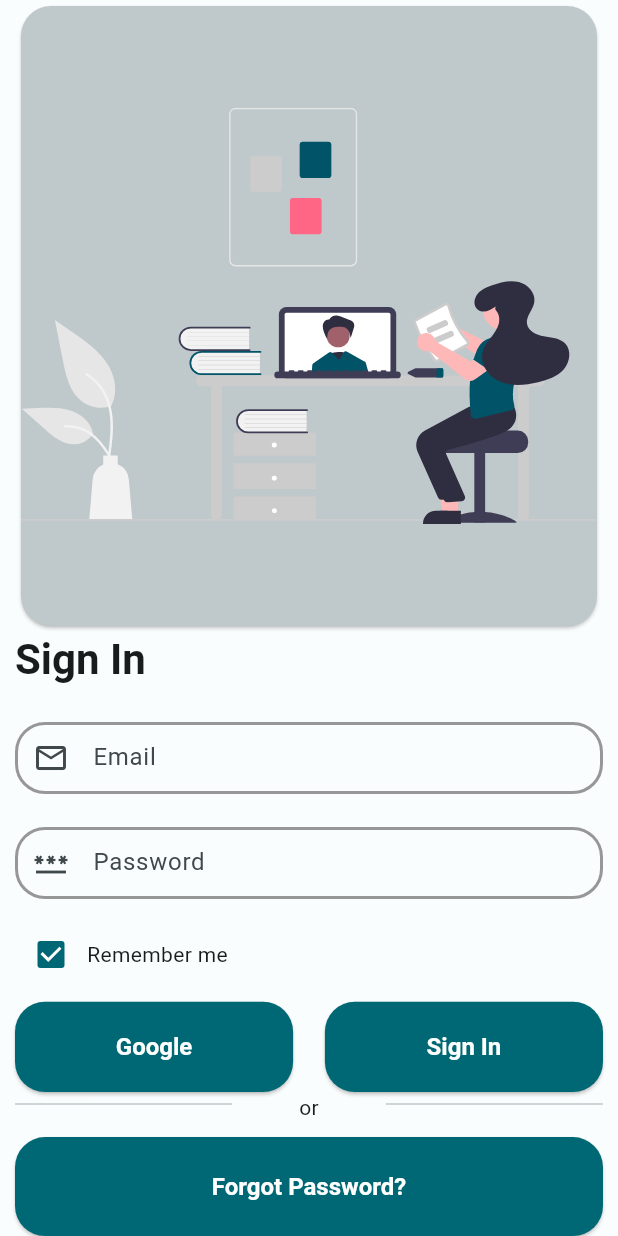
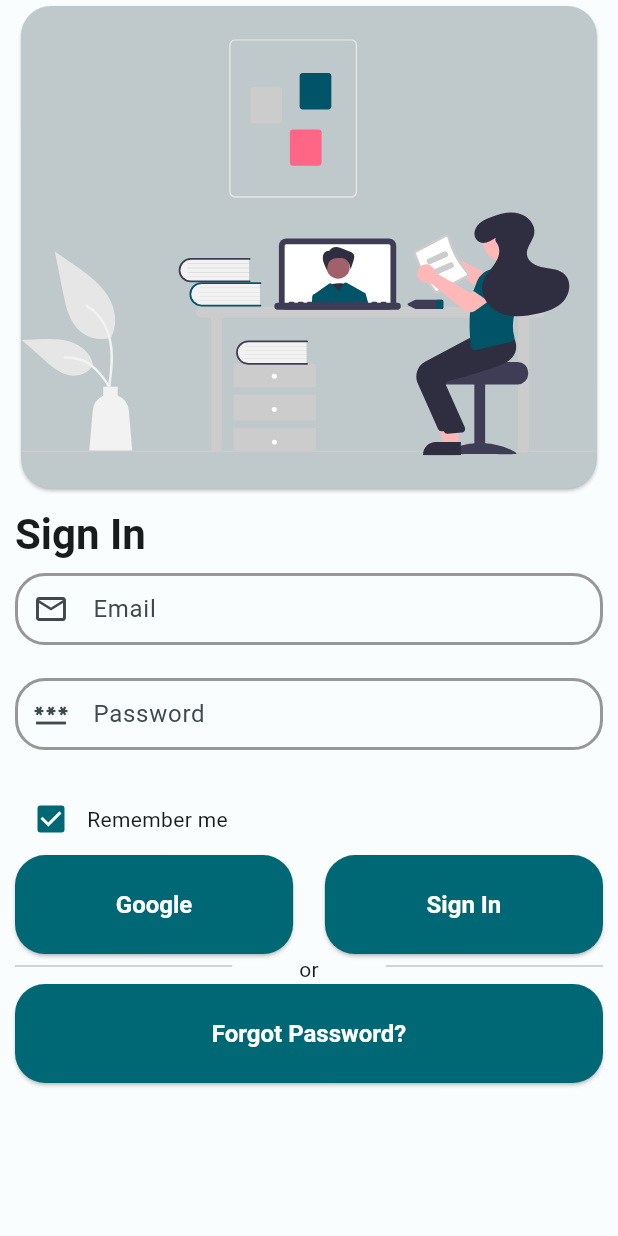
Before and after one commit to Deatsilence/infdic, a Flutter app: the screen it shows after launch, on a phone screen of 412 x 824 dp. Run offline on Flutter 3.47's test engine with Material 3 defaults, Android fonts, the phone set to English and light mode, and no system bars; our stand-ins replace easy_localization, envied, equatable, flutter_svg, gap, google_fonts and 3 more; missing offline and left inert: easy_logger; generated files the repository leaves out were written again.

Commit message:
INFD-7 CustomScrollView added

```diff
--- a/lib/feature/part_of_view/part_of_login_view.dart
+++ b/lib/feature/part_of_view/part_of_login_view.dart
@@ -66,12 +66,15 @@ final class _LoginSvg extends StatelessWidget {
 
   @override
   Widget build(BuildContext context) {
-    return Card(
-      shape: RoundedRectangleBorder(
-        borderRadius: BorderRadiusManager.moreBorderRadius,
+    return SizedBox(
+      height: 40.h,
+      child: Card(
+        shape: RoundedRectangleBorder(
+          borderRadius: BorderRadiusManager.moreBorderRadius,
+        ),
+        color: Theme.of(context).colorScheme.outlineVariant,
+        child: Assets.icons.icLogin.svg(package: 'gen'),
       ),
-      color: Theme.of(context).colorScheme.outlineVariant,
-      child: Assets.icons.icLogin.svg(package: 'gen'),
     );
   }
 }
--- a/lib/feature/view/login_view.dart
+++ b/lib/feature/view/login_view.dart
@@ -4,7 +4,7 @@ import 'package:flutter/material.dart';
 import 'package:gen/gen.dart';
 import 'package:infdic/feature/mixin/login_view_mixin.dart';
 import 'package:infdic/feature/view/widget/auth_custom_elevated_button.dart';
-import 'package:infdic/product/utility/extension/list_gutter_extension.dart';
+import 'package:infdic/product/utility/extension/padding_extension.dart';
 import 'package:infdic/product/widget/custom_text_form_field.dart';
 import 'package:infdic/product/init/language/locale_keys.g.dart';
 import 'package:sizer/sizer.dart';
@@ -25,38 +25,34 @@ class _LoginViewState extends State<LoginView> with LoginViewMixin {
   Widget build(BuildContext context) {
     return Scaffold(
       body: SafeArea(
-        child: Padding(
+        child: CustomScrollView(
+          slivers: [
+            SliverPadding(
               padding:
                   PaddingManager.paddingManagerNormalPaddingSymmetricHorizontal,
-          child: SizedBox(
-            child: Form(
-              key: loginFormKey,
-              child: Column(
-                mainAxisAlignment: MainAxisAlignment.spaceBetween,
-                children: [
-                  const Expanded(flex: 14, child: _LoginSvg()),
-                  const Expanded(flex: 2, child: _SignInTitle()),
+              sliver: SliverList(
+                delegate: SliverChildListDelegate(
+                  [
+                    const _LoginSvg(),
+                    const _SignInTitle().onlyPadding(top: 1.h, bottom: 1.h),
                     const _EmailAndPasswordTextFields(),
-                  ...[
-                    const Expanded(child: _RememberMeCheckBox()),
-                    const Expanded(
-                      flex: 2,
-                      child: _AuthLoginButtons(),
-                    ),
-                  ].seperate(space: 2.h),
-                  const Expanded(child: _AuthDivider()),
+                    const _RememberMeCheckBox(),
+                    const _AuthLoginButtons(),
+                    const _AuthDivider(),
                     SizedBox(
                       height: 8.h,
                       width: double.infinity,
                       child: AuthCustomElevatedButton(
                         onPressed: () {},
-                      child: const Text(LocaleKeys.general_button_forgot).tr(),
+                        child:
+                            const Text(LocaleKeys.general_button_forgot).tr(),
                       ),
                     ),
                   ],
                 ),
               ),
             ),
+          ],
         ),
       ),
     );
```
Lines whose indentation alone changed are shown as unchanged.
